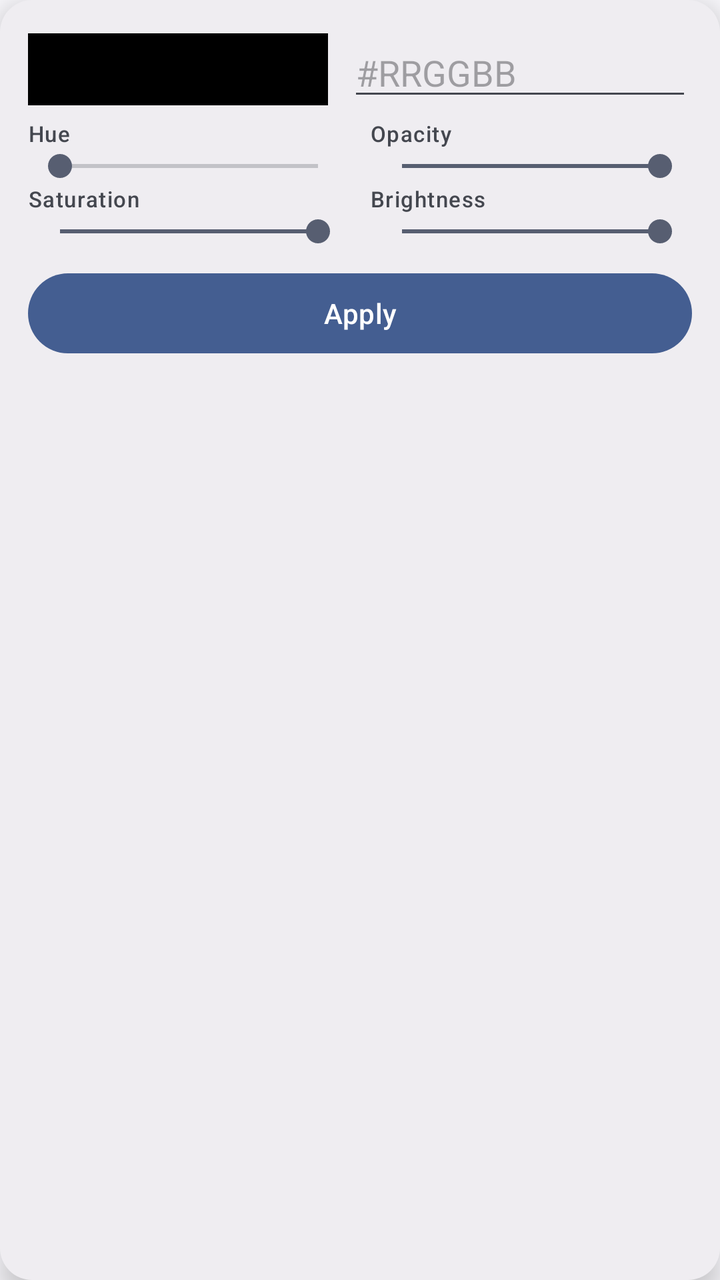
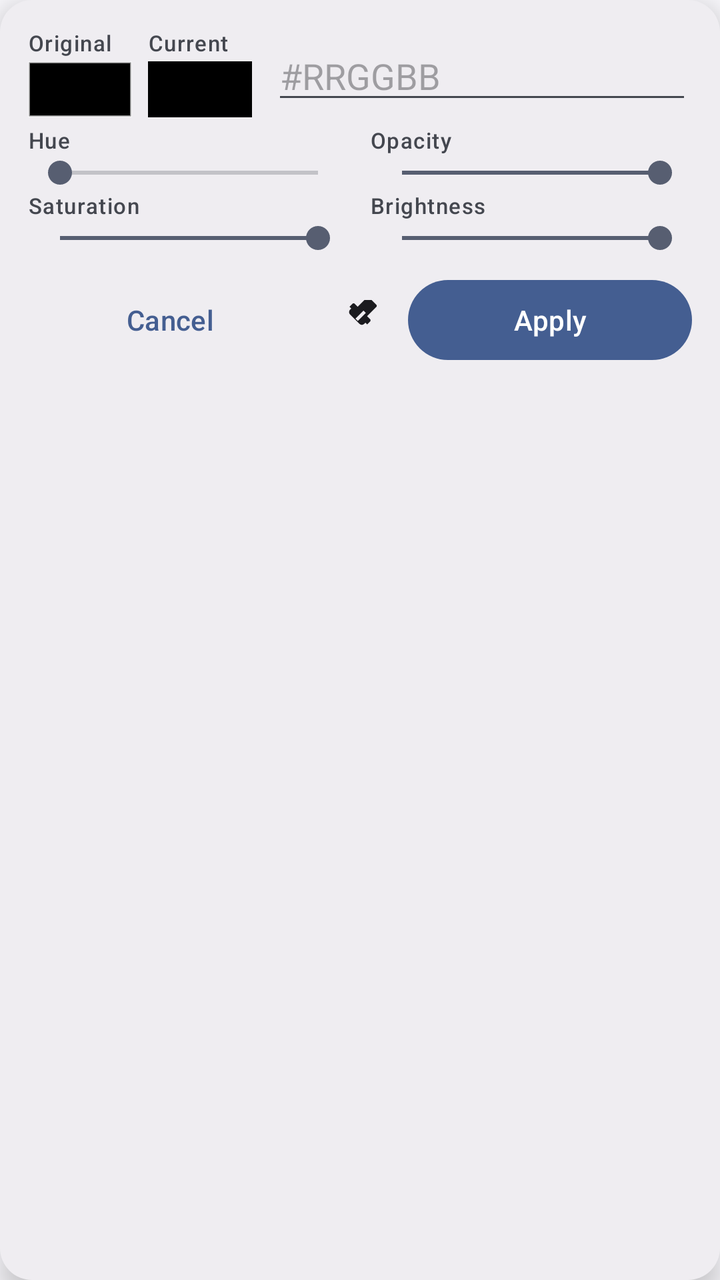

Compare the two renders of this Android layout. The source of the first and the diff that turns it into the second are given below.
<!-- AndroidManifest.xml: application theme MarkupTheme -->
<!-- res/layout/palette_popup.xml -->
<?xml version="1.0" encoding="utf-8"?>
<LinearLayout xmlns:android="http://schemas.android.com/apk/res/android"
    android:layout_width="300dp"
    android:layout_height="wrap_content"
    android:background="@drawable/palette_popup_bg"
    android:elevation="8dp"
    android:orientation="vertical"
    android:padding="14dp">

    <LinearLayout
        android:layout_width="match_parent"
        android:layout_height="wrap_content"
        android:gravity="center_vertical"
        android:orientation="horizontal">

        <View
            android:id="@+id/palette_preview"
            android:layout_width="150dp"
            android:layout_height="36dp"
            android:background="#000000" />

        <EditText
            android:id="@+id/palette_hex"
            android:layout_width="0dp"
            android:layout_height="wrap_content"
            android:layout_marginStart="10dp"
            android:layout_weight="1"
            android:digits="0123456789abcdefABCDEF#"
            android:hint="@string/palette_hex_hint"
            android:importantForAutofill="no"
            android:imeOptions="actionDone"
            android:inputType="text"
            android:maxLength="7"
            android:singleLine="true"
            android:textAllCaps="true"
            android:textColor="?attr/colorOnSurface" />
    </LinearLayout>

    <LinearLayout
        android:layout_width="match_parent"
        android:layout_height="wrap_content"
        android:layout_marginTop="4dp"
        android:orientation="horizontal">

        <LinearLayout
            android:layout_width="0dp"
            android:layout_height="wrap_content"
            android:layout_weight="1"
            android:orientation="vertical">

            <TextView
                android:layout_width="wrap_content"
                android:layout_height="wrap_content"
                android:text="@string/palette_hue"
                android:textAppearance="?attr/textAppearanceLabelSmall" />

            <SeekBar
                android:id="@+id/palette_hue"
                android:layout_width="match_parent"
                android:layout_height="wrap_content"
                android:max="100" />
        </LinearLayout>

        <LinearLayout
            android:layout_width="0dp"
            android:layout_height="wrap_content"
            android:layout_marginStart="10dp"
            android:layout_weight="1"
            android:orientation="vertical">

            <TextView
                android:layout_width="wrap_content"
                android:layout_height="wrap_content"
                android:text="@string/palette_opacity"
                android:textAppearance="?attr/textAppearanceLabelSmall" />

            <SeekBar
                android:id="@+id/palette_opacity"
                android:layout_width="match_parent"
                android:layout_height="wrap_content"
                android:max="100"
                android:progress="100" />
        </LinearLayout>
    </LinearLayout>

    <LinearLayout
        android:layout_width="match_parent"
        android:layout_height="wrap_content"
        android:orientation="horizontal">

        <LinearLayout
            android:layout_width="0dp"
            android:layout_height="wrap_content"
            android:layout_weight="1"
            android:orientation="vertical">

            <TextView
                android:layout_width="wrap_content"
                android:layout_height="wrap_content"
                android:text="@string/palette_saturation"
                android:textAppearance="?attr/textAppearanceLabelSmall" />

            <SeekBar
                android:id="@+id/palette_saturation"
                android:layout_width="match_parent"
                android:layout_height="wrap_content"
                android:max="100"
                android:progress="100" />
        </LinearLayout>

        <LinearLayout
            android:layout_width="0dp"
            android:layout_height="wrap_content"
            android:layout_marginStart="10dp"
            android:layout_weight="1"
            android:orientation="vertical">

            <TextView
                android:layout_width="wrap_content"
                android:layout_height="wrap_content"
                android:text="@string/palette_value"
                android:textAppearance="?attr/textAppearanceLabelSmall" />

            <SeekBar
                android:id="@+id/palette_value"
                android:layout_width="match_parent"
                android:layout_height="wrap_content"
                android:max="100"
                android:progress="100" />
        </LinearLayout>
    </LinearLayout>

    <com.google.android.material.button.MaterialButton
        android:id="@+id/palette_apply"
        style="@style/Widget.Material3.Button"
        android:layout_width="match_parent"
        android:layout_height="wrap_content"
        android:layout_marginTop="8dp"
        android:text="@string/palette_apply" />
</LinearLayout>
<!-- resources referenced by this layout -->
<resources>
  <!-- drawable palette_popup_bg (drawable) -->
  <?xml version="1.0" encoding="utf-8"?>
  <shape xmlns:android="http://schemas.android.com/apk/res/android"
      android:shape="rectangle">
      <solid android:color="?attr/colorSurfaceContainer" />
      <corners android:radius="16dp" />
  </shape>
  <string name="palette_apply">Apply</string>
  <string name="palette_hex_hint">#RRGGBB</string>
  <string name="palette_hue">Hue</string>
  <string name="palette_opacity">Opacity</string>
  <string name="palette_saturation">Saturation</string>
  <string name="palette_value">Brightness</string>
  <style name="MarkupTheme" parent="Theme.Material3.DynamicColors.DayNight.NoActionBar" />
</resources>

<!-- the commit's change to res/layout/palette_popup.xml (unified diff, before → after) -->
@@ -1,5 +1,6 @@
 <?xml version="1.0" encoding="utf-8"?>
 <LinearLayout xmlns:android="http://schemas.android.com/apk/res/android"
+    xmlns:app="http://schemas.android.com/apk/res-auto"
     android:layout_width="300dp"
     android:layout_height="wrap_content"
     android:background="@drawable/palette_popup_bg"
@@ -13,11 +14,44 @@
         android:gravity="center_vertical"
         android:orientation="horizontal">
 
-        <View
-            android:id="@+id/palette_preview"
-            android:layout_width="150dp"
-            android:layout_height="36dp"
-            android:background="#000000" />
+        <LinearLayout
+            android:layout_width="wrap_content"
+            android:layout_height="wrap_content"
+            android:orientation="vertical">
+
+            <TextView
+                android:layout_width="wrap_content"
+                android:layout_height="wrap_content"
+                android:text="@string/palette_original"
+                android:textAppearance="?attr/textAppearanceLabelSmall" />
+
+            <View
+                android:id="@+id/palette_preview_original"
+                android:layout_width="52dp"
+                android:layout_height="28dp"
+                android:layout_marginTop="2dp"
+                android:background="@drawable/palette_original_bg" />
+        </LinearLayout>
+
+        <LinearLayout
+            android:layout_width="wrap_content"
+            android:layout_height="wrap_content"
+            android:layout_marginStart="8dp"
+            android:orientation="vertical">
+
+            <TextView
+                android:layout_width="wrap_content"
+                android:layout_height="wrap_content"
+                android:text="@string/palette_current"
+                android:textAppearance="?attr/textAppearanceLabelSmall" />
+
+            <View
+                android:id="@+id/palette_preview"
+                android:layout_width="52dp"
+                android:layout_height="28dp"
+                android:layout_marginTop="2dp"
+                android:background="#000000" />
+        </LinearLayout>
 
         <EditText
             android:id="@+id/palette_hex"
@@ -130,11 +164,35 @@
         </LinearLayout>
     </LinearLayout>
 
-    <com.google.android.material.button.MaterialButton
-        android:id="@+id/palette_apply"
-        style="@style/Widget.Material3.Button"
+    <LinearLayout
         android:layout_width="match_parent"
         android:layout_height="wrap_content"
         android:layout_marginTop="8dp"
-        android:text="@string/palette_apply" />
+        android:orientation="horizontal">
+
+        <com.google.android.material.button.MaterialButton
+            android:id="@+id/palette_cancel"
+            style="@style/Widget.Material3.Button.TextButton"
+            android:layout_width="0dp"
+            android:layout_height="wrap_content"
+            android:layout_weight="1"
+            android:text="@string/palette_cancel" />
+
+        <com.google.android.material.button.MaterialButton
+            android:id="@+id/palette_colorize"
+            style="@style/Widget.Material3.Button.IconButton"
+            android:layout_width="wrap_content"
+            android:layout_height="wrap_content"
+            android:contentDescription="@string/palette_colorize"
+            app:icon="@drawable/ic_colorize"
+            app:iconTint="?attr/colorOnSurface" />
+
+        <com.google.android.material.button.MaterialButton
+            android:id="@+id/palette_apply"
+            style="@style/Widget.Material3.Button"
+            android:layout_width="0dp"
+            android:layout_height="wrap_content"
+            android:layout_weight="1"
+            android:text="@string/palette_apply" />
+    </LinearLayout>
 </LinearLayout>
<!-- resource entries referenced after the edit -->
@@ -1,5 +1,22 @@
 <!-- resources referenced by this layout -->
 <resources>
+  <!-- drawable ic_colorize (drawable) -->
+  <?xml version="1.0" encoding="utf-8"?>
+  <vector xmlns:android="http://schemas.android.com/apk/res/android"
+      android:width="24dp" android:height="24dp"
+      android:viewportWidth="24" android:viewportHeight="24">
+      <path android:fillColor="#FF000000"
+          android:pathData="M21.19,2.22l0.59,0.59c0.39,0.39 0.39,1.02 0,1.41l-5.49,5.49l1.77,1.77c0.39,0.39 0.39,1.02 0,1.41l-1.77,1.77l-1.06,-1.06l-0.71,0.71c-0.78,0.78 -2.05,0.78 -2.83,0l-5.66,-5.66c-0.78,-0.78 -0.78,-2.05 0,-2.83l0.71,-0.71l-1.06,-1.06l1.77,-1.77c0.39,-0.39 1.02,-0.39 1.41,0l1.77,1.77l5.49,-5.49c0.39,-0.39 1.02,-0.39 1.41,0zM14.12,6.36l-4.83,4.83l1.41,1.41l4.83,-4.83l-1.41,-1.41z" />
+  </vector>
+  <!-- drawable palette_original_bg (drawable) -->
+  <?xml version="1.0" encoding="utf-8"?>
+  <shape xmlns:android="http://schemas.android.com/apk/res/android"
+      android:shape="rectangle">
+      <solid android:color="#000000" />
+      <stroke
+          android:width="1dp"
+          android:color="#88FFFFFF" />
+  </shape>
   <!-- drawable palette_popup_bg (drawable) -->
   <?xml version="1.0" encoding="utf-8"?>
   <shape xmlns:android="http://schemas.android.com/apk/res/android"
@@ -8,9 +25,13 @@
       <corners android:radius="16dp" />
   </shape>
   <string name="palette_apply">Apply</string>
+  <string name="palette_cancel">Cancel</string>
+  <string name="palette_colorize">Pick color from image</string>
+  <string name="palette_current">Current</string>
   <string name="palette_hex_hint">#RRGGBB</string>
   <string name="palette_hue">Hue</string>
   <string name="palette_opacity">Opacity</string>
+  <string name="palette_original">Original</string>
   <string name="palette_saturation">Saturation</string>
   <string name="palette_value">Brightness</string>
   <style name="MarkupTheme" parent="Theme.Material3.DynamicColors.DayNight.NoActionBar" />
